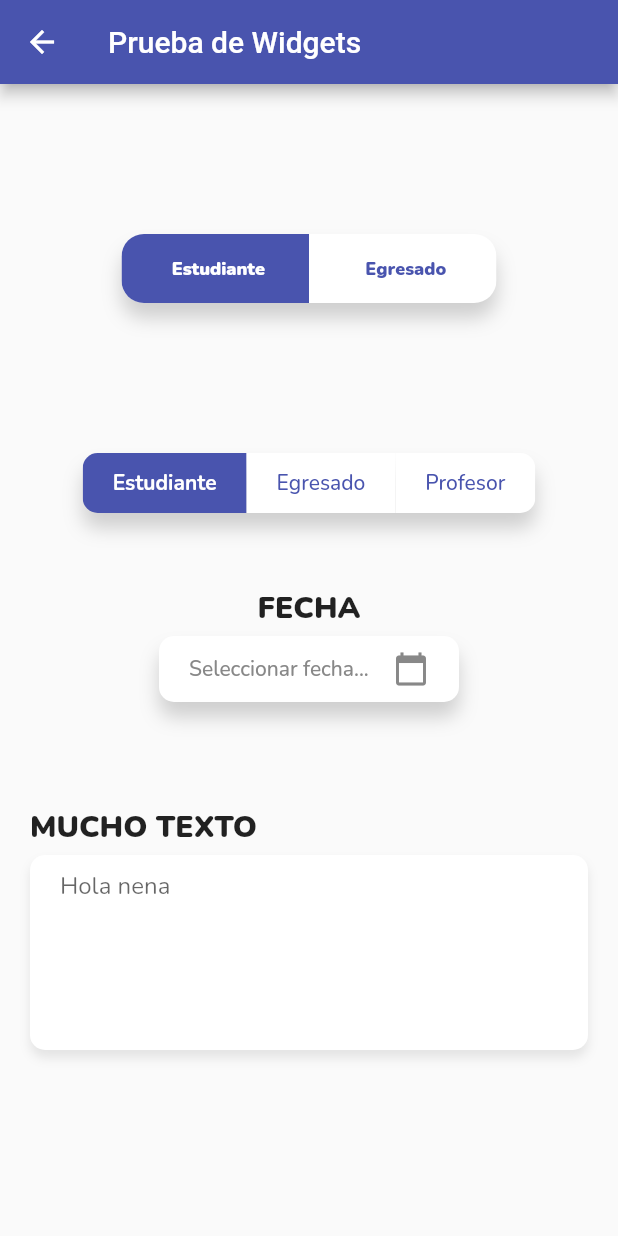
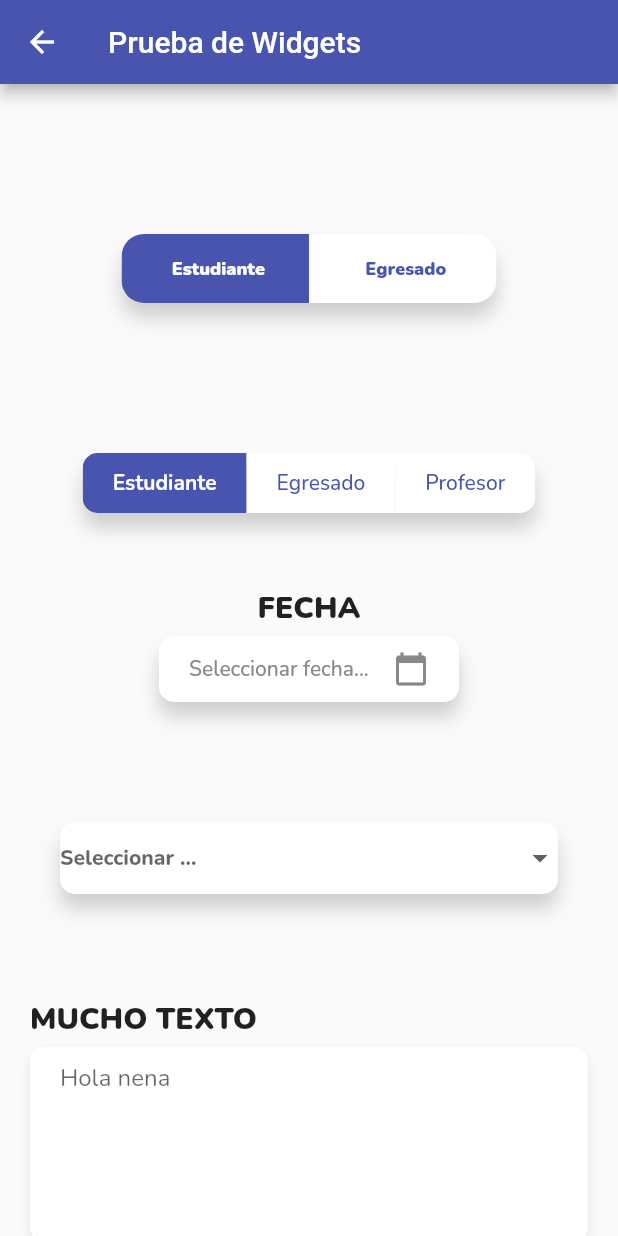
Before and after one commit to voluntariado-ucc-ing/voluntariadoing_mobile, a Flutter app: the NewPasswordView screen opened by its route, on a phone screen of 412 x 824 dp. Run offline on Flutter 3.47's test engine with Material 2 defaults, Android fonts, the phone set to English and light mode, and no system bars; our stand-ins replace easy_localization, flutter_svg, google_fonts.

Commit message:
dropdown menu

```diff
--- a/assets/translations/es.json
+++ b/assets/translations/es.json
@@ -1,6 +1,7 @@
 {
     "COMMON": {
-        "DATE_PICKER_HINT": "Seleccionar fecha..."
+        "DATE_PICKER_HINT": "Seleccionar fecha...",
+        "DROPDOWN_HINT": "Seleccionar ..."
     },
     "AUTHENTICATION": {
         "LOGIN": "Ingresar",
--- a/lib/authentication/views/new_password_view.dart
+++ b/lib/authentication/views/new_password_view.dart
@@ -1,6 +1,7 @@
 import 'package:flutter/material.dart';
 import 'package:voluntariadoing_mobile/common/widgets/above_text.dart';
 import 'package:voluntariadoing_mobile/common/widgets/date_picker.dart';
+import 'package:voluntariadoing_mobile/common/widgets/dropdown.dart';
 import 'package:voluntariadoing_mobile/common/widgets/raised_text_input.dart';
 import 'package:voluntariadoing_mobile/common/widgets/slide_box.dart';
 import 'package:voluntariadoing_mobile/common/widgets/switch_button.dart';
@@ -59,6 +60,13 @@ class _NewPasswordViewState extends State<NewPasswordView> {
             ),
             SizedBox(height: 50,),
             Padding(
+            padding: const EdgeInsets.only(top: 30, left: 40, right: 40),
+            child: Dropdown(
+              items:<String>["a", "b", "c"]
+            ),
+          ),
+            SizedBox(height: 50,),
+            Padding(
               padding: const EdgeInsets.symmetric(vertical: 20 , horizontal: 20),
               child: AboveText(
                 text: 'MUCHO TEXTO',
--- /dev/null
+++ b/lib/common/widgets/dropdown.dart
@@ -0,0 +1,59 @@
+import 'package:flutter/material.dart';
+import 'package:easy_localization/easy_localization.dart';
+import 'package:voluntariadoing_mobile/config/color_palette.dart';
+import 'package:voluntariadoing_mobile/config/widget_utils.dart';
+
+class Dropdown extends StatefulWidget {
+  final List<String> items;
+
+  Dropdown({this.items, Key key}) : super(key: key);
+
+  @override
+  _DropdownState createState() => _DropdownState();
+}
+
+class _DropdownState extends State<Dropdown> {
+  String dropdownHint;
+  String dropdownValue;
+
+  @override
+  void initState() {
+    dropdownHint = 'COMMON.DROPDOWN_HINT'.tr();
+
+    super.initState();
+  }
+
+  @override
+  Widget build(BuildContext context) => Container(
+    decoration:BoxDecoration(
+        color: Colors.white,
+        borderRadius: WidgetUtils.borderRadius10,
+        boxShadow: WidgetUtils.boxShadowLight
+    ),
+    child: DropdownButtonHideUnderline(
+      child: DropdownButton<String>(
+        isExpanded: true,
+        hint: Text(dropdownHint),
+        value: dropdownValue,
+        icon: Icon(Icons.arrow_drop_down),
+        iconSize: 24,
+        elevation: 16,
+        style: Theme.of(context)
+            .textTheme
+            .button
+            .copyWith(color: ColorPalette.grey, fontWeight: FontWeight.w800),
+        onChanged: (String newValue) {
+          setState(() {
+            dropdownValue = newValue;
+          });
+        },
+        items: widget.items.map<DropdownMenuItem<String>>((String value) {
+          return DropdownMenuItem<String>(
+            value: value,
+            child: Text(value),
+          );
+        }).toList(),
+        )
+      )
+    );
+}
```
